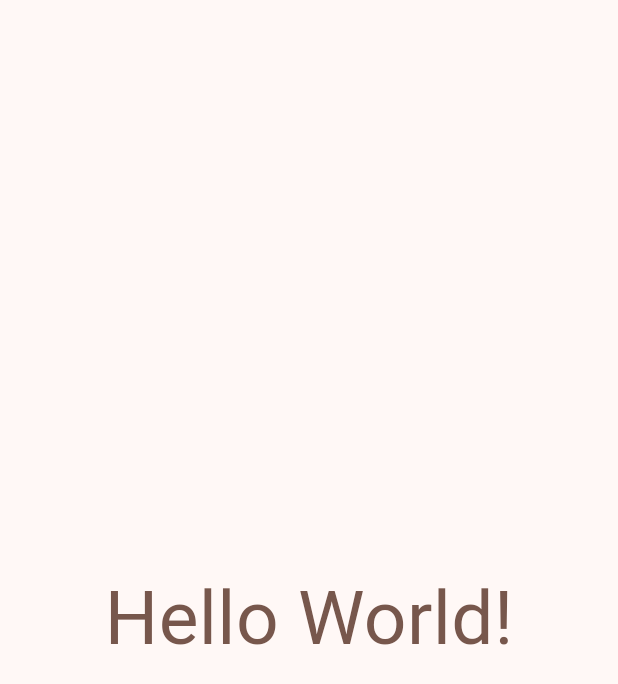
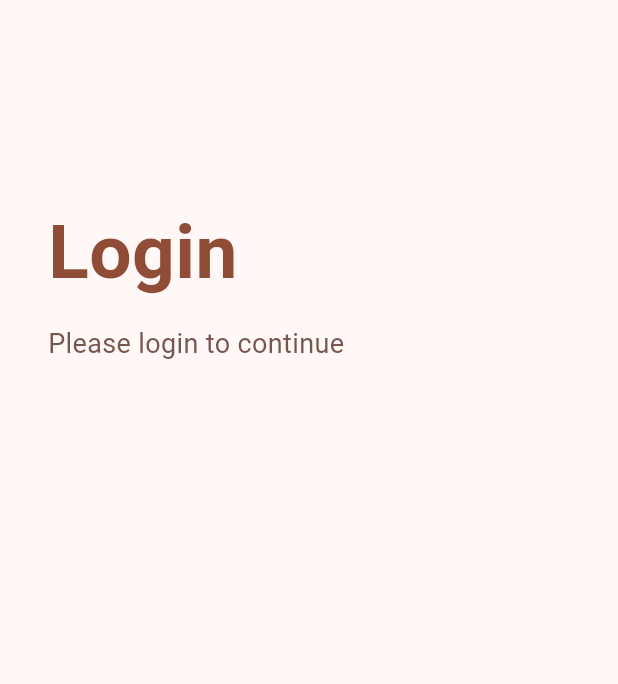
Before and after one commit to Gsdagustavo/flutter-login-screen, a Flutter app: the screen it shows after launch, on a phone screen of 412 x 824 dp. Shown: the top 684 px of the screen. Run offline on Flutter 3.47's test engine with Material 3 defaults, Android fonts, the phone set to English and light mode, and no system bars.

Commit message:
made a simple login label and delegated the elements

```diff
--- a/lib/main.dart
+++ b/lib/main.dart
@@ -1,4 +1,5 @@
 import 'package:flutter/material.dart';
+import 'package:login_screen/view/pages/login_page.dart';
 
 void main() {
   runApp(const MyApp());
@@ -15,16 +16,8 @@ class MyApp extends StatelessWidget {
       debugShowCheckedModeBanner: false,
       title: 'Login',
       theme: ThemeData(colorScheme: colorScheme, useMaterial3: true),
-
       color: colorScheme.primary,
-      home: Scaffold(
-        body: Center(
-          child: Text(
-            'Hello World!',
-            style: TextStyle(color: colorScheme.secondary, fontSize: 50),
-          ),
-        ),
-      ),
+      home: const LoginPage(),
     );
   }
 }
--- /dev/null
+++ b/lib/view/pages/login_page.dart
@@ -0,0 +1,53 @@
+import 'package:flutter/material.dart';
+import 'package:login_screen/view/schemes/app_colorscheme.dart';
+
+class LoginPage extends StatefulWidget {
+  const LoginPage({super.key});
+
+  @override
+  State<LoginPage> createState() => _LoginPageState();
+}
+
+class _LoginPageState extends State<LoginPage> {
+
+  final _emailController = TextEditingController();
+  final _passwordController = TextEditingController();
+
+  bool _obscurePassword = true;
+
+  @override
+  Widget build(BuildContext context) {
+    final colorScheme = AppColors.colorScheme;
+    return Scaffold(
+      backgroundColor: colorScheme.surface,
+      body: Padding(
+        padding: const EdgeInsets.all(32.0),
+        child: Column(
+          crossAxisAlignment: CrossAxisAlignment.start,
+          children: [
+            const SizedBox(height: 100),
+            Text(
+              'Login',
+              style: TextStyle(
+                color: colorScheme.primary,
+                fontSize: 50,
+                fontWeight: FontWeight.bold,
+              ),
+            ),
+
+            const SizedBox(height: 12,),
+
+            Text(
+              'Please login to continue',
+              style: TextStyle(
+                color: colorScheme.secondary,
+                fontSize: 18,
+                // fontWeight: FontWeight.bold,
+              ),
+            ),
+          ],
+        ),
+      ),
+    );
+  }
+}
--- /dev/null
+++ b/lib/view/schemes/app_colorscheme.dart
@@ -0,0 +1,6 @@
+import 'package:flutter/material.dart';
+
+class AppColors {
+  static const Color _seedColor = Colors.deepOrangeAccent;
+  static final ColorScheme colorScheme = ColorScheme.fromSeed(seedColor: _seedColor);
+}
```
